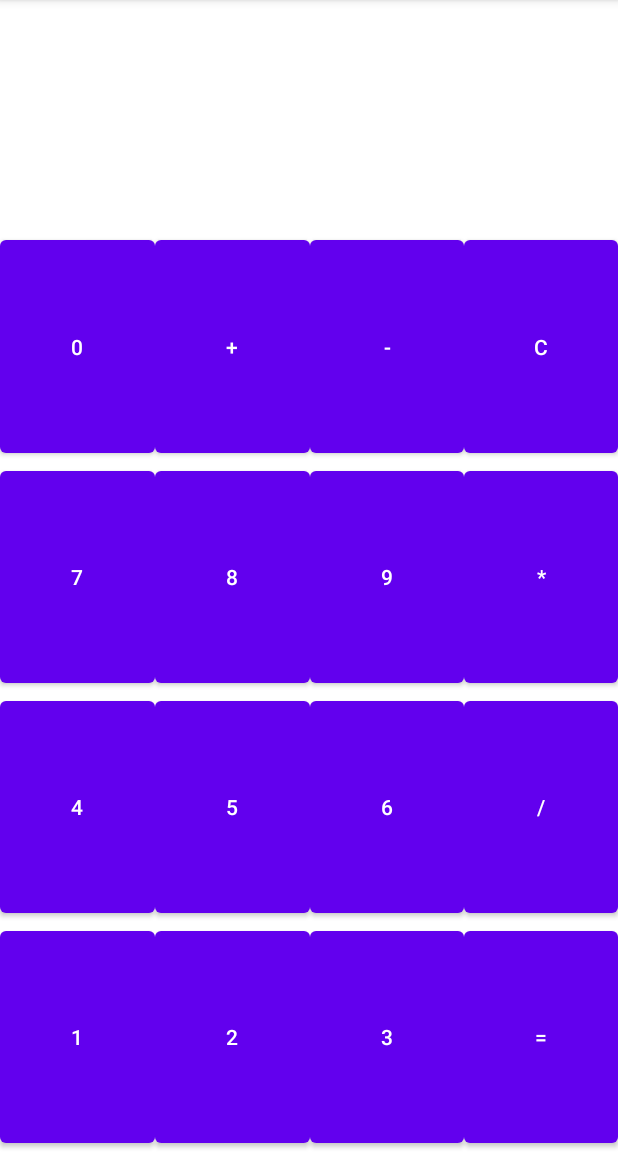
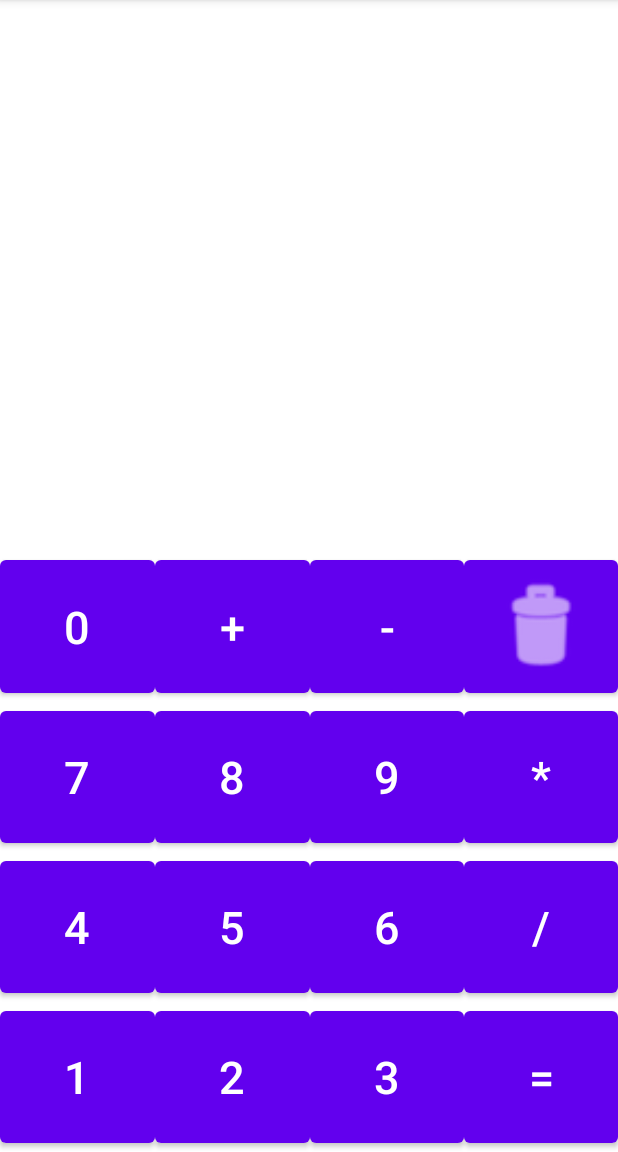
Before and after one commit to OrRoi21/callculator, an Android app: the screen it shows after launch (MainActivity), on a phone screen of 412 x 824 dp, the part 84-1236 px from its top. Run offline under Robolectric (Android 15) with nearby library versions, the phone set to English and light mode, and no system bars.

Commit message:
add calculator functionality

```diff
--- a/app/src/main/res/layout/activity_main.xml
+++ b/app/src/main/res/layout/activity_main.xml
@@ -10,11 +10,11 @@
     <LinearLayout
         android:layout_width="match_parent"
         android:layout_height="match_parent"
-        android:layout_weight="1"
+        android:layout_weight="0.6"
         android:orientation="horizontal">
 
         <TextView
-            android:id="@+id/textView"
+            android:id="@+id/calcView"
             android:layout_width="match_parent"
             android:layout_height="match_parent"
             android:layout_weight="1"
@@ -34,28 +34,36 @@
             android:layout_height="match_parent"
             android:layout_weight="1"
             android:onClick="writeNumber"
-            android:text="0" />
+            android:text="0"
+            android:textSize="30sp" />
 
         <Button
-            android:id="@+id/button5"
+            android:id="@+id/plusButton"
             android:layout_width="match_parent"
             android:layout_height="match_parent"
             android:layout_weight="1"
-            android:text="+" />
+            android:onClick="getOperator"
+            android:text="+"
+            android:textSize="30sp" />
 
         <Button
-            android:id="@+id/button6"
+            android:id="@+id/minusButton"
             android:layout_width="match_parent"
             android:layout_height="match_parent"
             android:layout_weight="1"
-            android:text="-" />
+            android:onClick="getOperator"
+            android:text="-"
+            android:textSize="30sp" />
 
         <Button
-            android:id="@+id/button4"
+            android:id="@+id/clearButton"
             android:layout_width="match_parent"
             android:layout_height="match_parent"
             android:layout_weight="1"
-            android:text="C" />
+            android:onClick="clearTextfield"
+            app:icon="@android:drawable/ic_menu_delete"
+            app:iconSize="70dp" />
+
     </LinearLayout>
 
     <LinearLayout
@@ -70,7 +78,8 @@
             android:layout_height="match_parent"
             android:layout_weight="1"
             android:onClick="writeNumber"
-            android:text="7" />
+            android:text="7"
+            android:textSize="30sp" />
 
         <Button
             android:id="@+id/button21"
@@ -78,7 +87,8 @@
             android:layout_height="match_parent"
             android:layout_weight="1"
             android:onClick="writeNumber"
-            android:text="8" />
+            android:text="8"
+            android:textSize="30sp" />
 
         <Button
             android:id="@+id/button22"
@@ -86,14 +96,17 @@
             android:layout_height="match_parent"
             android:layout_weight="1"
             android:onClick="writeNumber"
-            android:text="9" />
+            android:text="9"
+            android:textSize="30sp" />
 
         <Button
-            android:id="@+id/button23"
+            android:id="@+id/multipleButton"
             android:layout_width="match_parent"
             android:layout_height="match_parent"
             android:layout_weight="1"
-            android:text="*" />
+            android:onClick="getOperator"
+            android:text="*"
+            android:textSize="30sp" />
     </LinearLayout>
 
     <LinearLayout
@@ -108,7 +121,8 @@
             android:layout_height="match_parent"
             android:layout_weight="1"
             android:onClick="writeNumber"
-            android:text="4" />
+            android:text="4"
+            android:textSize="30sp" />
 
         <Button
             android:id="@+id/button25"
@@ -116,7 +130,8 @@
             android:layout_height="match_parent"
             android:layout_weight="1"
             android:onClick="writeNumber"
-            android:text="5" />
+            android:text="5"
+            android:textSize="30sp" />
 
         <Button
             android:id="@+id/button26"
@@ -124,14 +139,17 @@
             android:layout_height="match_parent"
             android:layout_weight="1"
             android:onClick="writeNumber"
-            android:text="6" />
+            android:text="6"
+            android:textSize="30sp" />
 
         <Button
-            android:id="@+id/button27"
+            android:id="@+id/divButton"
             android:layout_width="match_parent"
             android:layout_height="match_parent"
             android:layout_weight="1"
-            android:text="/" />
+            android:onClick="getOperator"
+            android:text="/"
+            android:textSize="30sp" />
     </LinearLayout>
 
     <LinearLayout
@@ -146,7 +164,8 @@
             android:layout_height="match_parent"
             android:layout_weight="1"
             android:onClick="writeNumber"
-            android:text="1" />
+            android:text="1"
+            android:textSize="30sp" />
 
         <Button
             android:id="@+id/button29"
@@ -154,7 +173,8 @@
             android:layout_height="match_parent"
             android:layout_weight="1"
             android:onClick="writeNumber"
-            android:text="2" />
+            android:text="2"
+            android:textSize="30sp" />
 
         <Button
             android:id="@+id/button30"
@@ -162,13 +182,16 @@
             android:layout_height="match_parent"
             android:layout_weight="1"
             android:onClick="writeNumber"
-            android:text="3" />
+            android:text="3"
+            android:textSize="30sp" />
 
         <Button
-            android:id="@+id/button31"
+            android:id="@+id/equalButton"
             android:layout_width="match_parent"
             android:layout_height="match_parent"
             android:layout_weight="1"
-            android:text="=" />
+            android:onClick="calculate"
+            android:text="="
+            android:textSize="30sp" />
     </LinearLayout>
 </LinearLayout>
```
Also changed, not shown: app/src/main/java/com/example/myapplication/MainActivity.java (+48 -3 lines), app/src/main/res/drawable/trash.png (added).
